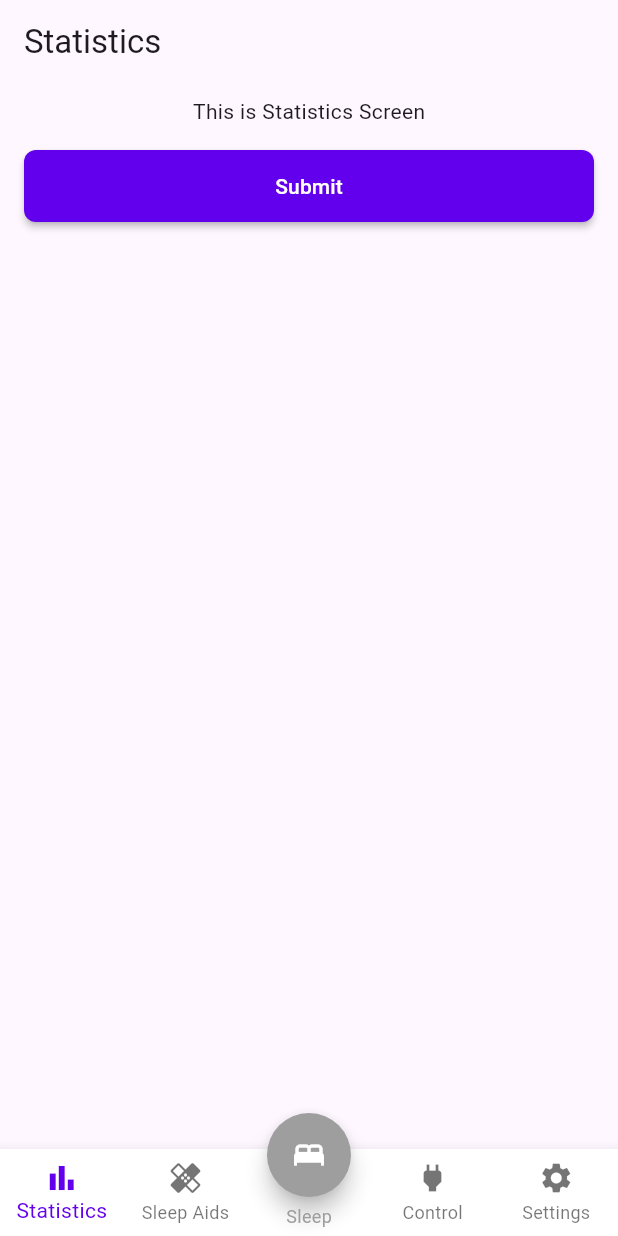
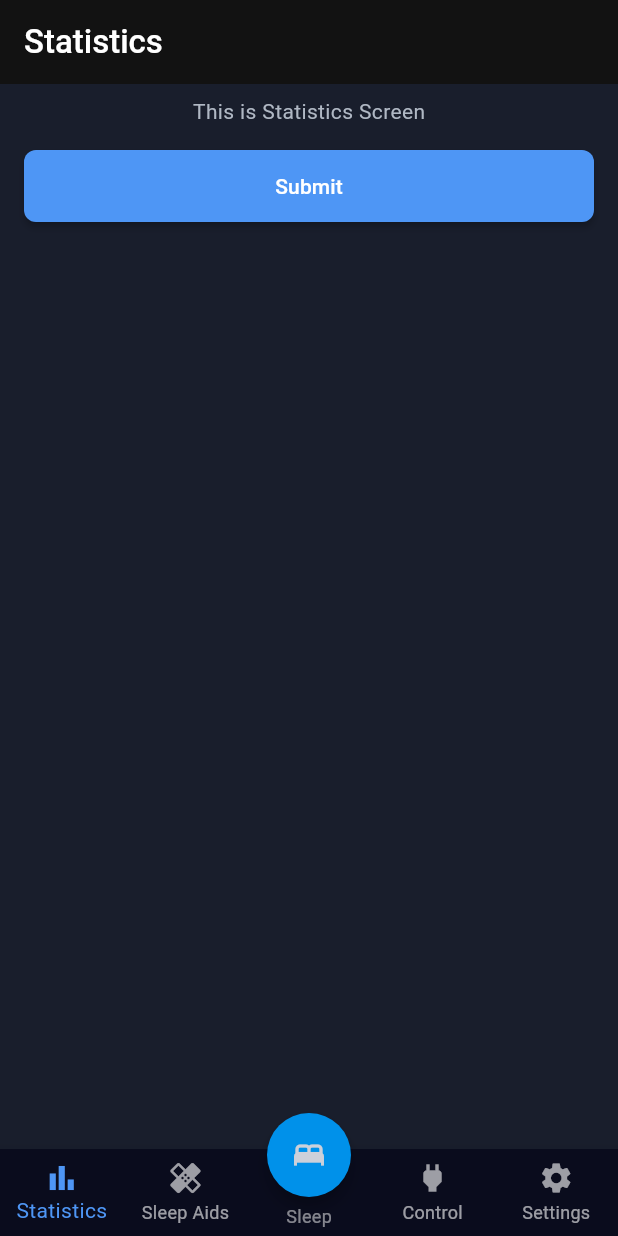
Before and after one commit to TracyHT/ease_sleep_optimization, a Flutter app: the screen it shows after launch, on a phone screen of 412 x 824 dp. Run offline on Flutter 3.47's test engine with Material 3 defaults, Android fonts, the phone set to English and light mode, and no system bars; our stand-ins replace flutter_riverpod.

Commit message:
Update design system

```diff
--- a/lib/core/constants/app_colors.dart
+++ b/lib/core/constants/app_colors.dart
@@ -1,13 +1,95 @@
 import 'package:flutter/material.dart';
 
 class AppColors {
-  static const Color primary = Color(0xFF6200EE);
-  static const Color secondary = Color(0xFF03DAC6);
-  static const Color background = Color(0xFFF5F5F5);
-  static const Color darkBackground = Color(0xFF121212);
-  static const Color darkSurface = Color(0xFF1E1E1E);
+  static const Color primary50 = Color(0xFFEAF4FF);
+  static const Color primary100 = Color(0xFFD8EBFF);
+  static const Color primary200 = Color(0xFFA5CCFA);
+  static const Color primary300 = Color(0xFF6FAEF6);
+  static const Color primary400 = Color(0xFF4E96F5);
+  static const Color primary500 = Color(0xFF3478F6);
+  static const Color primary600 = Color(0xFF285EC2);
+  static const Color primary700 = Color(0xFF1D2F6F);
+  static const Color primary800 = Color(0xFF191E2C);
+
+  // Secondary (Light Blue)
+  static const Color secondary50 = Color(0xFFE1F5FE);
+  static const Color secondary100 = Color(0xFFB3E5FC);
+  static const Color secondary200 = Color(0xFF81D4FA);
+  static const Color secondary300 = Color(0xFF4FC3F7);
+  static const Color secondary400 = Color(0xFF4FC3F7);
+  static const Color secondary500 = Color(0xFF00B0FF);
+  static const Color secondary600 = Color(0xFF0091EA);
+  static const Color secondary700 = Color(0xFF007AC1);
+
+  // Accent (Warm Yellow)
+  static const Color accent50 = Color(0xFFFFF8E1);
+  static const Color accent100 = Color(0xFFFFF2D4);
+  static const Color accent200 = Color(0xFFFFE0A8);
+  static const Color accent300 = Color(0xFFFFD180);
+  static const Color accent400 = Color(0xFFFFB74D);
+  static const Color accent500 = Color(0xFFFFA726);
+  static const Color accent600 = Color(0xFFFB8C00);
+  static const Color accent700 = Color(0xFFEF6C00);
+
+  // Neutral (Dark Gray/Blue)
+  static const Color neutral50 = Color(0xFFE6E8ED);
+  static const Color neutral100 = Color(0xFFCCD0DA);
+  static const Color neutral200 = Color(0xFF99A0B5);
+  static const Color neutral300 = Color(0xFF667190);
+  static const Color neutral400 = Color(0xFF2A3453);
+  static const Color neutral500 = Color(0xFF1A2745);
+  static const Color neutral600 = Color(0xFF16203B);
+  static const Color neutral700 = Color(0xFF121931);
+  static const Color neutral800 = Color(0xFF0E1227);
+  static const Color neutral900 = Color(0xFF0A0C1D);
+
+  // Error (Red)
+  static const Color error50 = Color(0xFFFEE2E2);
+  static const Color error100 = Color(0xFFFECACA);
+  static const Color error200 = Color(0xFFFCA5A5);
+  static const Color error300 = Color(0xFFF87171);
+  static const Color error400 = Color(0xFFEF4444);
+  static const Color error500 = Color(0xFFDC2626);
+  static const Color error600 = Color(0xFFB91C1C);
+  static const Color error700 = Color(0xFF991B1B);
+  static const Color error800 = Color(0xFF7A1616);
+  static const Color error900 = Color(0xFF5A1111);
+
+  // Warning (Orange)
+  static const Color warning50 = Color(0xFFFEF3C7);
+  static const Color warning100 = Color(0xFFFDE68A);
+  static const Color warning200 = Color(0xFFFCD34D);
+  static const Color warning300 = Color(0xFFFBBF24);
+  static const Color warning400 = Color(0xFFF59E0B);
+  static const Color warning500 = Color(0xFFD97706);
+  static const Color warning600 = Color(0xFFB45309);
+  static const Color warning700 = Color(0xFF924008);
+  static const Color warning800 = Color(0xFF702E06);
+  static const Color warning900 = Color(0xFF4E1C04);
+
+  // Success (Green)
+  static const Color success50 = Color(0xFFDCFCE7);
+  static const Color success100 = Color(0xFFBBF7D0);
+  static const Color success200 = Color(0xFF86EFAC);
+  static const Color success300 = Color(0xFF4ADE80);
+  static const Color success400 = Color(0xFF22C55E);
+  static const Color success500 = Color(0xFF16A34A);
+  static const Color success600 = Color(0xFF15803D);
+  static const Color success700 = Color(0xFF126632);
+  static const Color success800 = Color(0xFF0E4D26);
+  static const Color success900 = Color(0xFF0A341A);
+
+  // Main color references (default to 400 shades for most)
+  static const Color primary = primary400;
+  static const Color secondary = secondary600;
+  static const Color accent = accent400;
+  static const Color background = neutral50; // Light theme background
+  static const Color darkBackground = primary800; // Dark theme background
+  static const Color darkBackgroundGradient = primary800; // Gradient end
+  static const Color cardBackground = neutral400; // Card background
   static const Color white = Color(0xFFFFFFFF);
-  static const Color black = Color(0xFF000000);
-  static const Color grey = Color(0xFF9E9E9E);
-  static const Color error = Color(0xFFB00020);
+  static const Color grey = Color(0xFFB0B8C4);
+  static const Color error = error400;
+  static const Color warning = warning400;
+  static const Color success = success400;
 }
--- a/lib/core/styles/button_styles.dart
+++ b/lib/core/styles/button_styles.dart
@@ -23,7 +23,7 @@
   // Secondary Button Style
   static final secondary = ElevatedButton.styleFrom(
     backgroundColor: AppColors.secondary,
-    foregroundColor: AppColors.black,
+    foregroundColor: AppColors.neutral700,
     shape: RoundedRectangleBorder(
       borderRadius: BorderRadius.circular(AppSpacing.small),
     ),
--- a/lib/core/styles/input_styles.dart
+++ b/lib/core/styles/input_styles.dart
@@ -31,7 +31,7 @@
   static final InputDecorationTheme inputDecorationThemeDark =
       InputDecorationTheme(
         filled: true,
-        fillColor: AppColors.darkSurface,
+        fillColor: AppColors.neutral500,
         contentPadding: AppSpacing.mediumPadding,
         border: OutlineInputBorder(
           borderRadius: BorderRadius.circular(AppSpacing.small),
--- a/lib/core/styles/text_styles.dart
+++ b/lib/core/styles/text_styles.dart
@@ -6,69 +6,69 @@
     fontSize: 57,
     fontWeight: FontWeight.w400,
     letterSpacing: -0.25,
-    color: AppColors.black,
+    color: AppColors.neutral900,
   );
 
   static const TextStyle displayMedium = TextStyle(
     fontSize: 45,
     fontWeight: FontWeight.w400,
     letterSpacing: 0,
-    color: AppColors.black,
+    color: AppColors.neutral900,
   );
 
   static const TextStyle headlineLarge = TextStyle(
     fontSize: 32,
     fontWeight: FontWeight.w400,
     letterSpacing: 0,
-    color: AppColors.black,
+    color: AppColors.neutral900,
   );
 
   static const TextStyle headlineMedium = TextStyle(
     fontSize: 28,
     fontWeight: FontWeight.w400,
     letterSpacing: 0,
-    color: AppColors.black,
+    color: AppColors.neutral900,
   );
 
   static const TextStyle titleLarge = TextStyle(
     fontSize: 22,
     fontWeight: FontWeight.w500,
     letterSpacing: 0,
-    color: AppColors.black,
+    color: AppColors.neutral900,
   );
 
   static const TextStyle titleMedium = TextStyle(
     fontSize: 16,
     fontWeight: FontWeight.w500,
     letterSpacing: 0.15,
-    color: AppColors.black,
+    color: AppColors.neutral900,
   );
 
   static const TextStyle bodyLarge = TextStyle(
     fontSize: 16,
     fontWeight: FontWeight.w400,
     letterSpacing: 0.5,
-    color: AppColors.black,
+    color: AppColors.neutral900,
   );
 
   static const TextStyle bodyMedium = TextStyle(
     fontSize: 14,
     fontWeight: FontWeight.w400,
     letterSpacing: 0.25,
-    color: AppColors.black,
+    color: AppColors.neutral900,
   );
 
   static const TextStyle labelLarge = TextStyle(
     fontSize: 14,
     fontWeight: FontWeight.w500,
     letterSpacing: 0.1,
-    color: AppColors.black,
+    color: AppColors.neutral900,
   );
 
   static const TextStyle labelMedium = TextStyle(
     fontSize: 12,
     fontWeight: FontWeight.w500,
     letterSpacing: 0.5,
-    color: AppColors.black,
+    color: AppColors.neutral900,
   );
 }
--- a/lib/core/theme/app_theme.dart
+++ b/lib/core/theme/app_theme.dart
@@ -11,25 +11,22 @@
     scaffoldBackgroundColor: AppColors.background,
     inputDecorationTheme: AppInputStyles.inputDecorationTheme,
 
+    textTheme: TextTheme(
+      displayLarge: AppTextStyles.displayLarge,
+      headlineMedium: AppTextStyles.headlineMedium,
+      titleLarge: AppTextStyles.titleLarge,
+      bodyLarge: AppTextStyles.bodyLarge,
+      bodyMedium: AppTextStyles.bodyMedium,
+      labelLarge: AppTextStyles.labelLarge,
+      labelMedium: AppTextStyles.labelMedium,
+    ),
+
     elevatedButtonTheme: ElevatedButtonThemeData(
       style: AppButtonStyles.primary,
     ),
     textButtonTheme: TextButtonThemeData(style: AppButtonStyles.text),
     outlinedButtonTheme: OutlinedButtonThemeData(
       style: AppButtonStyles.outlined,
-    ),
-
-    textTheme: TextTheme(
-      displayLarge: AppTextStyles.displayLarge,
-      displayMedium: AppTextStyles.displayMedium,
-      headlineLarge: AppTextStyles.headlineLarge,
-      headlineMedium: AppTextStyles.headlineMedium,
-      titleLarge: AppTextStyles.titleLarge,
-      titleMedium: AppTextStyles.titleMedium,
-      bodyLarge: AppTextStyles.bodyLarge,
-      bodyMedium: AppTextStyles.bodyMedium,
-      labelLarge: AppTextStyles.labelLarge,
-      labelMedium: AppTextStyles.labelMedium,
     ),
 
     appBarTheme: AppBarTheme(
@@ -44,18 +41,36 @@
 
   static ThemeData dark = ThemeData(
     useMaterial3: true,
-    colorScheme: ColorScheme.fromSeed(
-      seedColor: AppColors.primary,
+    colorScheme: const ColorScheme(
       brightness: Brightness.dark,
-      background: AppColors.darkBackground,
+      primary: AppColors.primary,
+      onPrimary: Colors.white,
+      secondary: AppColors.secondary,
+      onSecondary: AppColors.neutral100,
+      error: Colors.red,
+      onError: Colors.black,
+      surface: Color(0xFF121212),
+      onSurface: Colors.white,
     ),
     scaffoldBackgroundColor: AppColors.darkBackground,
     inputDecorationTheme: AppInputStyles.inputDecorationThemeDark,
 
+    textTheme: TextTheme(
+      displayLarge: AppTextStyles.displayLarge.copyWith(color: AppColors.white),
+      headlineMedium: AppTextStyles.headlineMedium.copyWith(
+        color: AppColors.white,
+      ),
+      titleLarge: AppTextStyles.titleLarge.copyWith(color: AppColors.white),
+      bodyLarge: AppTextStyles.bodyLarge.copyWith(color: AppColors.white),
+      bodyMedium: AppTextStyles.bodyMedium.copyWith(color: AppColors.grey),
+      labelLarge: AppTextStyles.labelLarge.copyWith(color: AppColors.white),
+      labelMedium: AppTextStyles.labelMedium.copyWith(color: AppColors.grey),
+    ),
+
     elevatedButtonTheme: ElevatedButtonThemeData(
       style: AppButtonStyles.primary.copyWith(
-        backgroundColor: WidgetStateProperty.all(AppColors.secondary),
-        foregroundColor: WidgetStateProperty.all(AppColors.black),
+        backgroundColor: WidgetStateProperty.all(AppColors.primary),
+        foregroundColor: WidgetStateProperty.all(AppColors.white),
       ),
     ),
     textButtonTheme: TextButtonThemeData(
@@ -71,33 +86,5 @@
         ),
       ),
     ),
-
-    textTheme: TextTheme(
-      displayLarge: AppTextStyles.displayLarge.copyWith(color: AppColors.white),
-      displayMedium: AppTextStyles.displayMedium.copyWith(
-        color: AppColors.white,
-      ),
-      headlineLarge: AppTextStyles.headlineLarge.copyWith(
-        color: AppColors.white,
-      ),
-      headlineMedium: AppTextStyles.headlineMedium.copyWith(
-        color: AppColors.white,
-      ),
-      titleLarge: AppTextStyles.titleLarge.copyWith(color: AppColors.white),
-      titleMedium: AppTextStyles.titleMedium.copyWith(color: AppColors.white),
-      bodyLarge: AppTextStyles.bodyLarge.copyWith(color: AppColors.white),
-      bodyMedium: AppTextStyles.bodyMedium.copyWith(color: AppColors.white),
-      labelLarge: AppTextStyles.labelLarge.copyWith(color: AppColors.white),
-      labelMedium: AppTextStyles.labelMedium.copyWith(color: AppColors.white),
-    ),
-
-    appBarTheme: AppBarTheme(
-      backgroundColor: AppColors.darkBackground,
-      foregroundColor: AppColors.white,
-      elevation: 0,
-      titleTextStyle: AppTextStyles.titleLarge.copyWith(color: AppColors.white),
-      iconTheme: const IconThemeData(color: AppColors.white),
-      centerTitle: true,
-    ),
   );
 }
--- a/lib/main.dart
+++ b/lib/main.dart
@@ -1,6 +1,7 @@
 import 'package:flutter/material.dart';
 import 'package:flutter_riverpod/flutter_riverpod.dart';
 import './features/navigation_wrapper.dart';
+import './core/theme/app_theme.dart';
 
 void main() {
   runApp(const ProviderScope(child: MyApp()));
@@ -13,7 +14,9 @@
   Widget build(BuildContext context) {
     return MaterialApp(
       title: 'Sleep Optimization',
-      theme: ThemeData(primarySwatch: Colors.deepPurple),
+      theme: AppTheme.light,
+      darkTheme: AppTheme.dark,
+      themeMode: ThemeMode.dark,
       home: const NavigationWrapper(),
     );
   }
--- a/lib/ui/components/buttons/middle_fab_button.dart
+++ b/lib/ui/components/buttons/middle_fab_button.dart
@@ -1,6 +1,5 @@
 import 'package:flutter/material.dart';
 import '../../../core/constants/app_strings.dart';
-import '../../../core/constants/app_colors.dart';
 
 class MiddleFABButton extends StatelessWidget {
   final bool isSelected;
@@ -14,22 +13,30 @@
 
   @override
   Widget build(BuildContext context) {
+    final theme = Theme.of(context);
+    final Color secondaryColor = theme.colorScheme.secondary;
+    final Color onSecondary = theme.colorScheme.onSecondary;
+
     return Column(
       children: [
         FloatingActionButton(
           onPressed: onTap,
-          backgroundColor: isSelected ? AppColors.primary : Colors.grey,
-          foregroundColor: Colors.white,
-          elevation: 6,
+          backgroundColor: secondaryColor,
+          foregroundColor: onSecondary,
+          elevation: isSelected ? 8 : 4,
           shape: const CircleBorder(),
           child: const Icon(Icons.bed),
         ),
         const SizedBox(height: 4),
         Text(
-          AppTexts.sleep, // Custom label
+          AppTexts.sleep,
           style: TextStyle(
-            color: isSelected ? AppColors.primary : Colors.grey,
+            color:
+                isSelected
+                    ? secondaryColor
+                    : theme.colorScheme.onBackground.withOpacity(0.5),
             fontSize: 12,
+            fontWeight: isSelected ? FontWeight.bold : FontWeight.normal,
           ),
         ),
       ],
--- a/lib/ui/widgets/custom_bottom_nav.dart
+++ b/lib/ui/widgets/custom_bottom_nav.dart
@@ -25,9 +25,19 @@
             child: BottomNavigationBar(
               type: BottomNavigationBarType.fixed,
               currentIndex: currentIndex,
-              backgroundColor: Colors.white,
-              selectedItemColor: AppColors.primary,
-
+              backgroundColor: AppColors.neutral900,
+              selectedItemColor: Theme.of(context).colorScheme.primary,
+              unselectedItemColor: Theme.of(
+                context,
+              ).colorScheme.onBackground.withOpacity(0.6),
+              selectedIconTheme: IconThemeData(
+                color: Theme.of(context).colorScheme.primary,
+              ),
+              unselectedIconTheme: IconThemeData(
+                color: Theme.of(
+                  context,
+                ).colorScheme.onBackground.withOpacity(0.6),
+              ),
               onTap: (index) {
                 if (index == 2) return;
                 ref.read(bottomNavIndexProvider.notifier).state = index;
@@ -41,10 +51,7 @@
                   icon: Icon(Icons.healing),
                   label: AppTexts.sleepAids,
                 ),
-                BottomNavigationBarItem(
-                  icon: SizedBox.shrink(),
-                  label: '', // Không label để tránh đúp
-                ),
+                BottomNavigationBarItem(icon: SizedBox.shrink(), label: ''),
                 BottomNavigationBarItem(
                   icon: Icon(Icons.power),
                   label: AppTexts.control,
```
Also changed, not shown: lib/features/onboarding/screens/welcome_screen.dart (added, +73 -0 lines).
